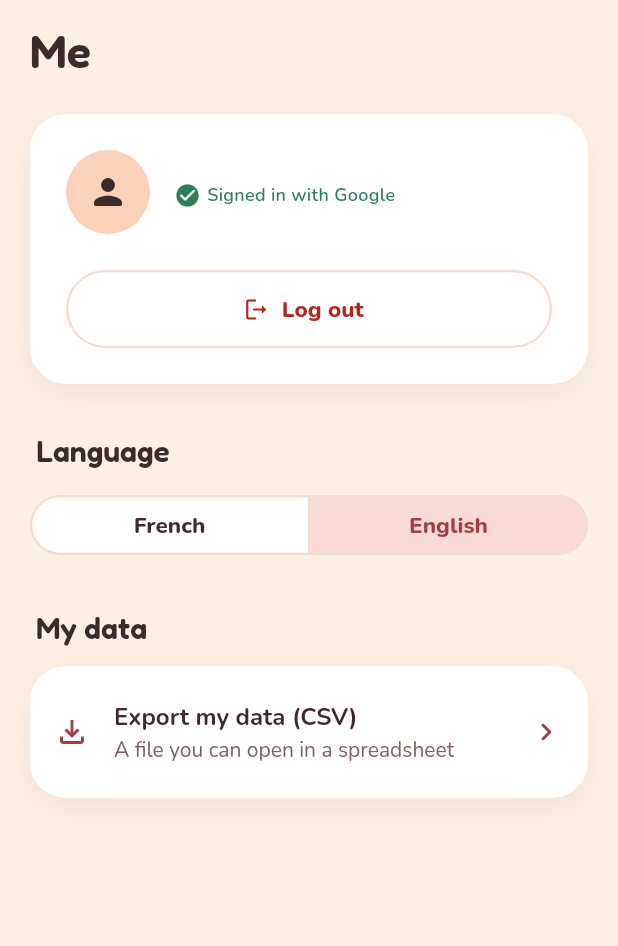
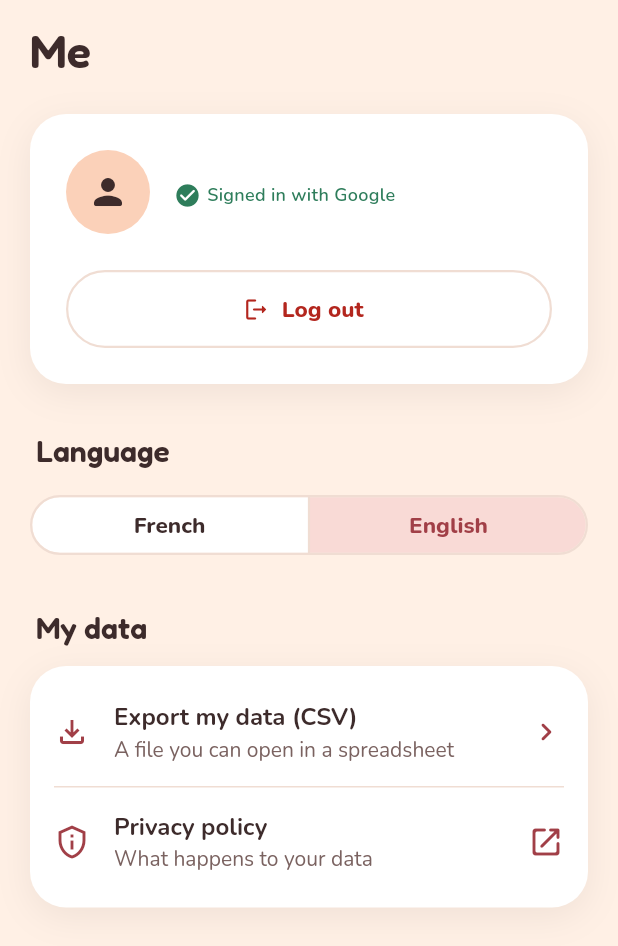
Before and after one commit to KellyRoussel/Bobobidou, a Flutter app: the SettingsPage widget shown alone on an empty page, opened directly, after a tap on "Anglais", on a phone screen of 412 x 824 dp. Shown: the top 946 px of the screen. Run offline on Flutter 3.47's test engine with Material 3 defaults, Android fonts, the phone set to English and light mode, and no system bars; our stand-ins replace file_picker, fl_chart, flutter_dotenv, fluttertoast, image_picker, shared_preferences and 1 more; missing offline and left inert: flutter_web_auth_2; accounts and stored records are empty; network calls fail.

Commit message:
Add privacy policy page and link it from the Me tab
The policy (FR and EN) lives in docs/privacy/ to be served by GitHub
Pages. It covers the health journal kept on the phone, meal photos sent
through the backend to OpenAI without being stored, the Google account
data kept by the backend, processors, deletion and GDPR rights.

The Me tab gets a tile opening it in the browser in the app language.

Co-Authored-By: Claude Opus 5.5 <noreply@anthropic.com>
Claude-Session: https://claude.ai/code/session_01BBBXBQpce7hdvzDkX25mrc

```diff
--- a/assets/lang/en.json
+++ b/assets/lang/en.json
@@ -100,5 +100,8 @@
   "use_photo": "Use this photo",
   "my_data": "My data",
   "export_subtitle": "A file you can open in a spreadsheet",
-  "one_pain_episode": "pain episode"
+  "one_pain_episode": "pain episode",
+  "privacy_policy": "Privacy policy",
+  "privacy_policy_subtitle": "What happens to your data",
+  "privacy_policy_open_failed": "Couldn't open the page. Check your connection."
 }
--- a/assets/lang/fr.json
+++ b/assets/lang/fr.json
@@ -100,5 +100,8 @@
   "use_photo": "Utiliser cette photo",
   "my_data": "Mes données",
   "export_subtitle": "Un fichier à ouvrir dans un tableur",
-  "one_pain_episode": "épisode de douleur"
+  "one_pain_episode": "épisode de douleur",
+  "privacy_policy": "Politique de confidentialité",
+  "privacy_policy_subtitle": "Ce que deviennent vos données",
+  "privacy_policy_open_failed": "Impossible d'ouvrir la page. Vérifiez votre connexion."
 }
--- a/lib/config/app_config.dart
+++ b/lib/config/app_config.dart
@@ -2,4 +2,10 @@ import 'package:flutter_dotenv/flutter_dotenv.dart';
 
 class AppConfig {
   static String get backendUrl => dotenv.env['BACKEND_URL']!;
+
+  /// Privacy policy hosted on GitHub Pages from `docs/privacy/`.
+  static String privacyPolicyUrl(String languageCode) {
+    const base = 'https://kellyroussel.github.io/Bobobidou/privacy/';
+    return languageCode == 'fr' ? base : '${base}en.html';
+  }
 }
--- a/lib/pages/settings_page.dart
+++ b/lib/pages/settings_page.dart
@@ -1,3 +1,4 @@
+import 'package:bobobidou/config/app_config.dart';
 import 'package:bobobidou/l10n/app_localizations.dart';
 import 'package:bobobidou/models/user.dart';
 import 'package:bobobidou/providers/auth_provider.dart';
@@ -5,13 +6,14 @@ import 'package:bobobidou/providers/locale_provider.dart';
 import 'package:bobobidou/theme/bobo_tokens.dart';
 import 'package:flutter/material.dart';
 import 'package:provider/provider.dart';
+import 'package:url_launcher/url_launcher.dart';
 
 import 'widgets/bobo_card.dart';
 import 'widgets/export_data_tile.dart';
 import 'widgets/section_header.dart';
 
 /// Settings tab: the Google account used for food recognition, the
-/// language and the data export.
+/// language, the data export and the privacy policy.
 class SettingsPage extends StatelessWidget {
   const SettingsPage({super.key});
 
@@ -38,7 +40,13 @@ class SettingsPage extends StatelessWidget {
                 SectionHeader(localizations.translate('my_data')),
                 const BoboCard(
                   padding: EdgeInsets.symmetric(vertical: BoboSpace.sm),
-                  child: ExportDataTile(),
+                  child: Column(
+                    children: [
+                      ExportDataTile(),
+                      Divider(height: 1, indent: BoboSpace.lg, endIndent: BoboSpace.lg),
+                      _PrivacyPolicyTile(),
+                    ],
+                  ),
                 ),
               ],
             ),
@@ -231,3 +239,40 @@ class _LanguagePicker extends StatelessWidget {
     );
   }
 }
+
+/// Opens the privacy policy in the browser, in the app language.
+class _PrivacyPolicyTile extends StatelessWidget {
+  const _PrivacyPolicyTile();
+
+  @override
+  Widget build(BuildContext context) {
+    final localizations = AppLocalizations.of(context);
+    return ListTile(
+      onTap: () => _open(context),
+      leading: const Icon(Icons.privacy_tip_outlined),
+      title: Text(localizations.translate('privacy_policy')),
+      subtitle: Text(localizations.translate('privacy_policy_subtitle')),
+      trailing: const Icon(Icons.open_in_new_rounded),
+    );
+  }
+
+  Future<void> _open(BuildContext context) async {
+    final localizations = AppLocalizations.of(context);
+    final messenger = ScaffoldMessenger.of(context);
+    final languageCode = context.read<LocaleProvider>().locale.languageCode;
+    var opened = false;
+    try {
+      opened = await launchUrl(
+        Uri.parse(AppConfig.privacyPolicyUrl(languageCode)),
+        mode: LaunchMode.externalApplication,
+      );
+    } catch (e) {
+      debugPrint('Privacy policy launch failed: $e');
+    }
+    if (!opened) {
+      messenger.showSnackBar(
+        SnackBar(content: Text(localizations.translate('privacy_policy_open_failed'))),
+      );
+    }
+  }
+}
```
Also changed, not shown: 6 other files.
